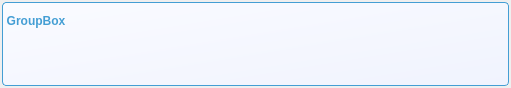
The window that DrillPluginInformationReader/Source/InformationModule/pluginDetailPart/helpDetailPart/p_ScriptHelp_Command.ui (DrillUp/DrillPluginInformationReader) describes before a commit, drawn with Qt 5.
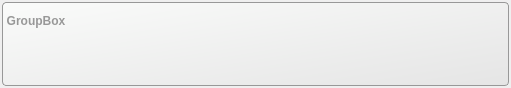
The same window after the commit.

Diff of the .ui file:
```diff
--- a/DrillPluginInformationReader/Source/InformationModule/pluginDetailPart/helpDetailPart/p_ScriptHelp_Command.ui
+++ b/DrillPluginInformationReader/Source/InformationModule/pluginDetailPart/helpDetailPart/p_ScriptHelp_Command.ui
@@ -24,11 +24,11 @@
 QGroupBox{
 	margin-top: 0.5em;
 	padding-top: 20px;
-	color:#449ed4;
+	color:#989898;
 	font-weight:bold;
-    border: 1px solid #449ed4;
+    border: 1px solid #989898;
     border-radius: 4px;
-	background-color: qlineargradient(spread:pad, x1:0, y1:0, x2:1, y2:1, stop:0 #FAFBFF, stop:1 #F0F3FE );
+	background-color: qlineargradient(spread:pad, x1:0, y1:0, x2:1, y2:1, stop:0 #FAFBFA, stop:1 #E5E5E5 );
 }
 QGroupBox::title {
 	subcontrol-origin: margin;
```
